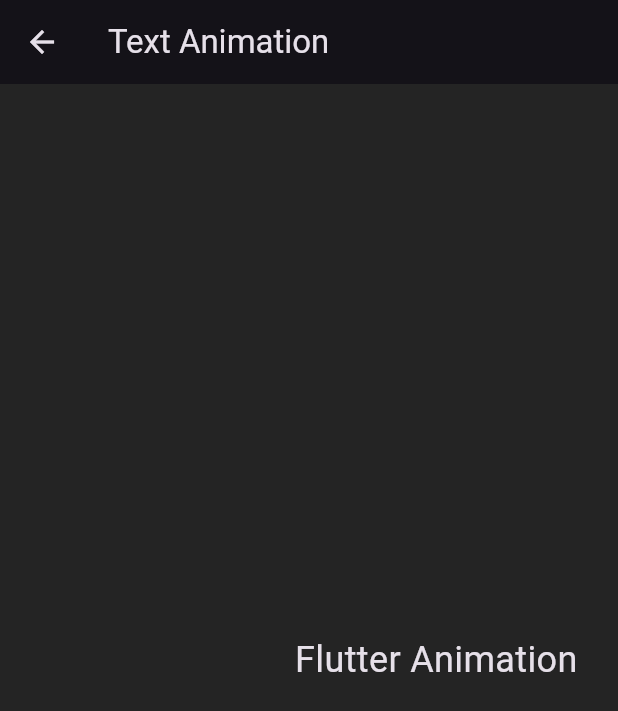
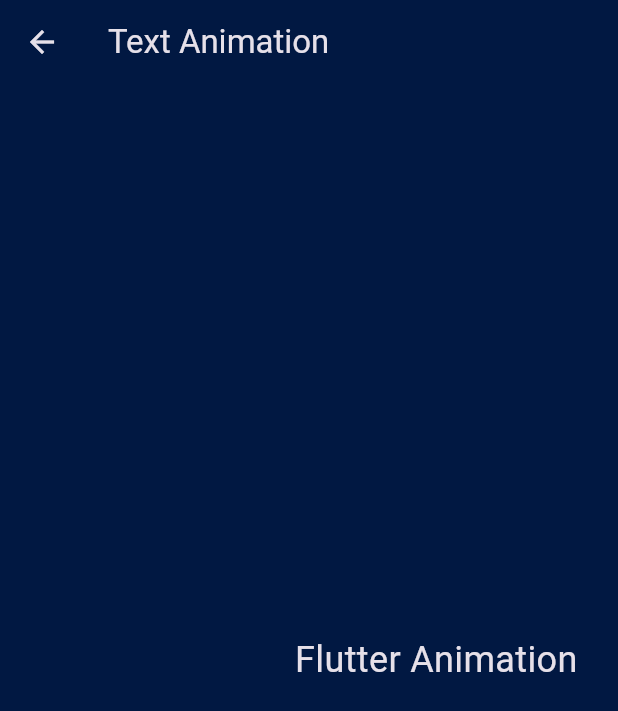
Before and after one commit to dev1abhi/Flutter-Animations, a Flutter app: the AnimatedTextWidget screen opened by its route, after a tap on "left", on a phone screen of 412 x 824 dp. Shown: the top 711 px of the screen. Run offline on Flutter 3.47's test engine with Material 3 defaults, Android fonts, the phone set to English and light mode, and no system bars; our stand-ins replace animated_flip_counter, animated_text_kit, flutter_zoom_drawer, get, google_fonts, lottie.

```diff
--- a/lib/Text/move_udlr_screen.dart
+++ b/lib/Text/move_udlr_screen.dart
@@ -1,10 +1,10 @@
 import 'package:flutter/material.dart';
+import 'package:flutter_animations/Text/Text_Animations.dart';
+import 'package:flutter_animations/helpers/colors.dart';
 
 class AnimatedTextWidget2 extends StatefulWidget {
   final String animationType;
-
   AnimatedTextWidget2({required this.animationType});
-
   @override
   _AnimatedTextWidgetState2 createState() => _AnimatedTextWidgetState2();
 }
@@ -17,29 +17,54 @@ class _AnimatedTextWidgetState2 extends State<AnimatedTextWidget2>
   @override
   void initState() {
     super.initState();
+
     _controller =
         AnimationController(vsync: this, duration: const Duration(seconds: 2));
-    if (widget.animationType == 'left') {
-      _animation = Tween<Offset>(begin: const Offset(1, 0), end: const Offset(0, 0))
-          .animate(_controller);
-    } else if (widget.animationType == 'right') {
-      _animation = Tween<Offset>(begin: const Offset(-1, 0), end: const Offset(0, 0))
-          .animate(_controller);
-    } else if (widget.animationType == 'up') {
-      _animation = Tween<Offset>(begin: const Offset(0, 1), end: const Offset(0, 0))
-          .animate(_controller);
-    } else if (widget.animationType == 'down') {
-      _animation = Tween<Offset>(begin: const Offset(0, -1), end: const Offset(0, 0))
-          .animate(_controller);
+
+    // Setup animations based on the type
+    _animation = _getAnimation(widget.animationType);
+    _controller.forward();
+  }
+
+  Animation<Offset> _getAnimation(String animationType) {
+    switch (animationType) {
+      case 'left':
+        return Tween<Offset>(begin: const Offset(1, 0), end: const Offset(0, 0))
+            .animate(_controller);
+      case 'right':
+        return Tween<Offset>(begin: const Offset(-1, 0), end: const Offset(0, 0))
+            .animate(_controller);
+      case 'up':
+        return Tween<Offset>(begin: const Offset(0, 1), end: const Offset(0, 0))
+            .animate(_controller);
+      case 'down':
+        return Tween<Offset>(begin: const Offset(0, -1), end: const Offset(0, 0))
+            .animate(_controller);
+      default:
+        return Tween<Offset>(begin: const Offset(0, 0), end: const Offset(0, 0))
+            .animate(_controller);
     }
-    _controller.forward();
   }
 
   @override
   Widget build(BuildContext context) {
+    // Handle special 'R' case by adding a button or logic here
+    if (widget.animationType == 'R') {
+      Future.microtask(() {
+        Navigator.pushReplacement(
+          context,
+          MaterialPageRoute(
+            builder: (context) => TextAnimations(),
+          ),
+        );
+      });
+    }
+
     return Scaffold(
+      backgroundColor: mainpagecolor,
       appBar: AppBar(
         title: const Text('Text Animation'),
+        backgroundColor: mainpagecolor,
       ),
       body: Center(
         child: SlideTransition(
--- a/lib/Text/tex_screen.dart
+++ b/lib/Text/tex_screen.dart
@@ -1,8 +1,8 @@
 import 'package:flutter/material.dart';
-
 import 'package:flutter_animations/Text/move_udlr_screen.dart';
 import 'package:flutter_animations/helpers/colors.dart';
 import 'package:flutter_animations/widgets/customAppBar.dart';
+import 'package:get/get.dart';
 
 class AnimatedTextWidget extends StatefulWidget {
   @override
@@ -17,7 +17,8 @@ class _AnimatedTextWidgetState extends State<AnimatedTextWidget>
   @override
   void initState() {
     super.initState();
-    _controller = AnimationController(vsync: this, duration: const Duration(seconds: 6));
+    _controller =
+        AnimationController(vsync: this, duration: const Duration(seconds: 6));
     _animation = Tween<double>(begin: 0, end: 1).animate(_controller);
     _controller.repeat(reverse: true);
   }
@@ -44,60 +45,9 @@ class _AnimatedTextWidgetState extends State<AnimatedTextWidget>
                           'Flutter',
                           style: TextStyle(fontSize: 24),
                         ),
-                        Row(
-                          children: [
-                            ElevatedButton(
-                                onPressed: () {
-                                  Navigator.push(
-                                      context,
-                                      MaterialPageRoute(
-                                          builder: (context) =>
-                                              AnimatedTextWidget2(
-                                                  animationType: 'up')));
-                                },
-                                child: const Text('UP')),
-                            const SizedBox(
-                              width: 15,
-                            ),
-                            ElevatedButton(
-                                onPressed: () {
-                                  Navigator.push(
-                                      context,
-                                      MaterialPageRoute(
-                                          builder: (context) =>
-                                              AnimatedTextWidget2(
-                                                  animationType: 'down')));
-                                },
-                                child: const Text('Down')),
-                          ],
-                        ),
-                        Row(
-                          children: [
-                            ElevatedButton(
-                                onPressed: () {
-                                  Navigator.push(
-                                      context,
-                                      MaterialPageRoute(
-                                          builder: (context) =>
-                                              AnimatedTextWidget2(
-                                                  animationType: 'right')));
-                                },
-                                child: const Text('Right')),
-                            const SizedBox(
-                              width: 15,
-                            ),
-                            ElevatedButton(
-                                onPressed: () {
-                                  Navigator.push(
-                                      context,
-                                      MaterialPageRoute(
-                                          builder: (context) =>
-                                              AnimatedTextWidget2(
-                                                  animationType: 'left')));
-                                },
-                                child: const Text('left')),
-                          ],
-                        ),
+                        _buildButtonRow(context, 'UP', 'down'),
+                        _buildButtonRow(context, 'right', 'left'),
+                        _buildSingleButton(context, 'R', 'Rotate'),
                       ],
                     ),
                   ),
@@ -110,6 +60,66 @@ class _AnimatedTextWidgetState extends State<AnimatedTextWidget>
     );
   }
 
+  Row _buildButtonRow(BuildContext context, String type1, String type2) {
+    return Row(
+      children: [
+        Builder(
+          builder: (context) {
+            return ElevatedButton(
+              onPressed: () {
+                Navigator.push(
+                  context,
+                  MaterialPageRoute(
+                    builder: (context) =>
+                        AnimatedTextWidget2(animationType: type1),
+                  ),
+                );
+              },
+              child: Text(type1),
+            );
+          },
+        ),
+        const SizedBox(width: 15),
+        Builder(
+          builder: (context) {
+            return ElevatedButton(
+              onPressed: () {
+                Navigator.push(
+                  context,
+                  MaterialPageRoute(
+                    builder: (context) =>
+                        AnimatedTextWidget2(animationType: type2),
+                  ),
+                );
+              },
+              child: Text(type2),
+            );
+          },
+        ),
+      ],
+    );
+  }
+
+  Widget _buildSingleButton(
+      BuildContext context, String animationType, String label) {
+    return Builder(
+      builder: (context) {
+        return ElevatedButton(
+          onPressed: () {
+            Navigator.push(
+              context,
+              MaterialPageRoute(
+                builder: (context) =>
+                    AnimatedTextWidget2(animationType: animationType),
+              ),
+            );
+          },
+          child: Text(label),
+        );
+      },
+    );
+  }
+
   @override
   void dispose() {
     _controller.dispose();
--- a/pubspec.yaml
+++ b/pubspec.yaml
@@ -33,6 +33,7 @@ dependencies:
   cupertino_icons: ^1.0.2
   flutter:
     sdk: flutter
+  get: ^4.6.6
   google_fonts: ^6.1.0
   lottie: ^2.6.0
   vector_math: ^2.1.4
@@ -49,7 +50,6 @@ dev_dependencies:
   flutter_test:
     sdk: flutter
   flutter_zoom_drawer: ^3.1.1
-  get: ^4.6.6
 
 flutter_icons:
   android: "launcher_icon"
```
Also changed, not shown: lib/Text/Text_Animations.dart (added, +86 -0 lines).
